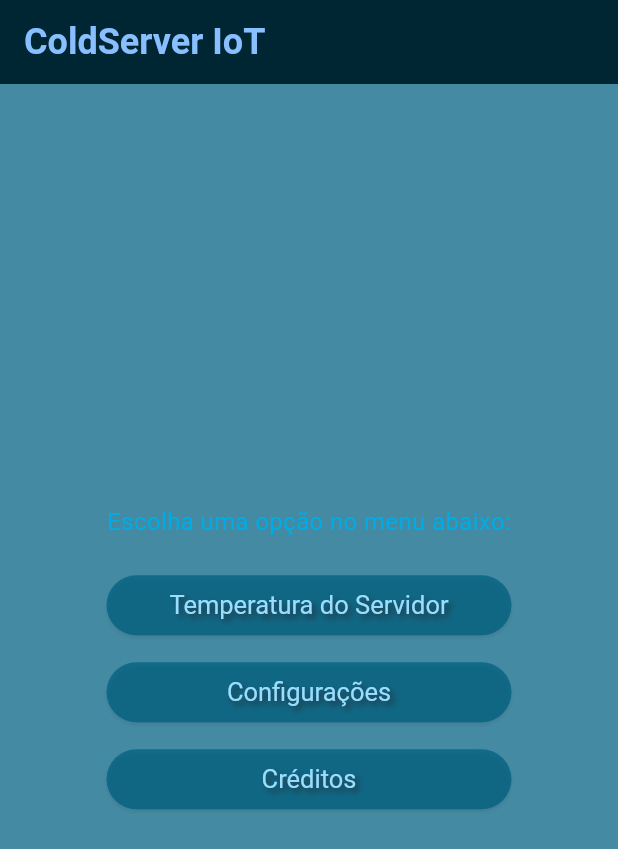
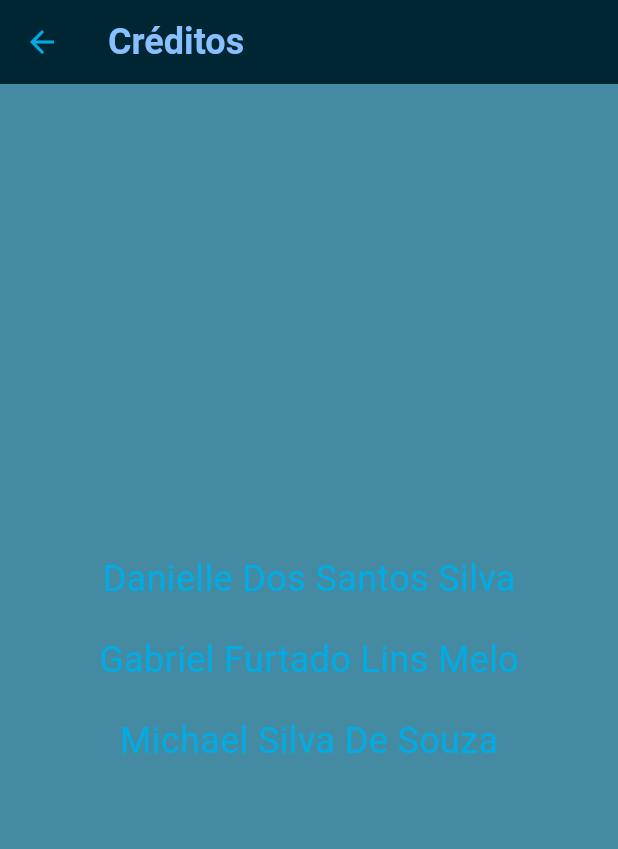
Before and after one commit to GabrielLins64/trabalho-iot-coldserver, a Flutter app: the screen it shows after launch, after a tap on "Créditos", on a phone screen of 412 x 824 dp. Shown: the top 849 px of the screen. Run offline on Flutter 3.47's test engine with Material 3 defaults, Android fonts, the phone set to English and light mode, and no system bars; our stand-ins replace flutter_dotenv, flutter_spinbox, shared_preferences, supabase_flutter, syncfusion_flutter_charts; accounts and stored records are empty.

Commit message:
add credits screen

```diff
--- /dev/null
+++ b/lib/screens/credits_screen.dart
@@ -0,0 +1,29 @@
+import 'package:flutter/material.dart';
+
+class CreditsScreen extends StatelessWidget {
+  const CreditsScreen({super.key});
+
+  static const textStyle = TextStyle(fontSize: 24);
+
+  @override
+  Widget build(BuildContext context) {
+    return Scaffold(
+      appBar: AppBar(
+        leading: const BackButton(),
+        title: const Text('Créditos'),
+      ),
+      body: const Center(
+        child: Column(
+          mainAxisAlignment: MainAxisAlignment.center,
+          children: [
+            Text('Danielle Dos Santos Silva', style: textStyle),
+            SizedBox(height: 20,),
+            Text('Gabriel Furtado Lins Melo', style: textStyle),
+            SizedBox(height: 20,),
+            Text('Michael Silva De Souza', style: textStyle),
+          ],
+        ),
+      ),
+    );
+  }
+}
--- a/lib/screens/home_screen.dart
+++ b/lib/screens/home_screen.dart
@@ -1,6 +1,7 @@
 import 'package:flutter/material.dart';
 import 'package:grafico_iot/screens/chart_screen.dart';
 import 'package:grafico_iot/screens/configurations_screen.dart';
+import 'package:grafico_iot/screens/credits_screen.dart';
 
 class HomeScreen extends StatelessWidget {
   const HomeScreen({super.key, required this.title});
@@ -53,7 +54,12 @@ class HomeScreen extends StatelessWidget {
               height: 10,
             ),
             ElevatedButton(
-              onPressed: () {},
+              onPressed: () {
+                Navigator.push(
+                    context,
+                    MaterialPageRoute(
+                        builder: (context) => const CreditsScreen()));
+              },
               child: const Text(
                 'Créditos',
               ),
```
